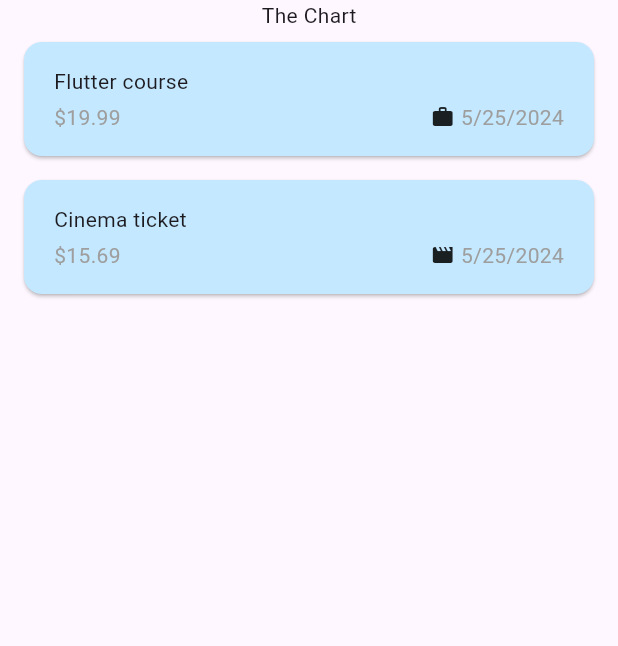
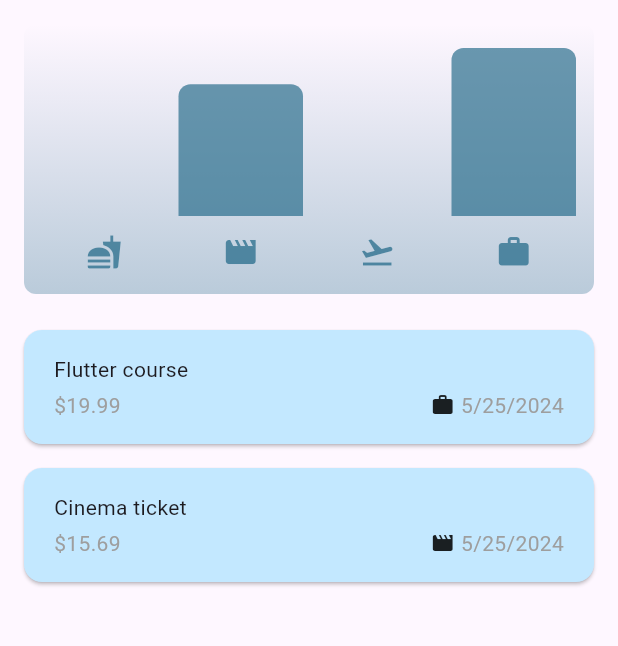
Before and after one commit to JuaniV2002/expenses_app, a Flutter app: the screen it shows after launch, on a phone screen of 412 x 824 dp, the part 84-730 px from its top. Run offline on Flutter 3.47's test engine with Material 3 defaults, Android fonts, the phone set to English and light mode, and no system bars.

Commit message:
chart widget created

```diff
--- a/lib/models/expense.dart
+++ b/lib/models/expense.dart
@@ -16,12 +16,12 @@ const categoryIcons = {
 };
 
 class Expense {
-  Expense(
-    {required this.title,
+  Expense({
+    required this.title,
     required this.amount,
     required this.date,
     required this.category,
-  }): id = uuid.v4();
+  }) : id = uuid.v4();
 
   final String id;
   final String title;
@@ -33,3 +33,28 @@ class Expense {
     return formatter.format(date);
   }
 }
+
+class ExpenseBucket {
+  ExpenseBucket({
+    required this.category,
+    required this.expenses,
+  });
+
+  ExpenseBucket.forCategory(List<Expense> allExpenses, this.category)
+      : expenses = allExpenses
+            .where((expense) => expense.category == category)
+            .toList();
+
+  final Category category;
+  final List<Expense> expenses;
+
+  double get totalExpenses {
+    double sum = 0;
+
+    for (final expense in expenses) {
+      sum += expense.amount;
+    }
+
+    return sum;
+  }
+}
--- /dev/null
+++ b/lib/widgets/chart/chart.dart
@@ -0,0 +1,95 @@
+import 'package:flutter/material.dart';
+
+import 'package:flutter_complete_guide/widgets/chart/chart_bar.dart';
+import 'package:flutter_complete_guide/models/expense.dart';
+
+class Chart extends StatelessWidget {
+  const Chart({super.key, required this.expenses});
+
+  final List<Expense> expenses;
+
+  List<ExpenseBucket> get buckets {
+    return [
+      ExpenseBucket.forCategory(expenses, Category.food),
+      ExpenseBucket.forCategory(expenses, Category.leisure),
+      ExpenseBucket.forCategory(expenses, Category.travel),
+      ExpenseBucket.forCategory(expenses, Category.work),
+    ];
+  }
+
+  double get maxTotalExpense {
+    double maxTotalExpense = 0;
+
+    for (final bucket in buckets) {
+      if (bucket.totalExpenses > maxTotalExpense) {
+        maxTotalExpense = bucket.totalExpenses;
+      }
+    }
+
+    return maxTotalExpense;
+  }
+
+  @override
+  Widget build(BuildContext context) {
+    final isDarkMode =
+        MediaQuery.of(context).platformBrightness == Brightness.dark;
+    return Container(
+      margin: const EdgeInsets.all(16),
+      padding: const EdgeInsets.symmetric(
+        vertical: 16,
+        horizontal: 8,
+      ),
+      width: double.infinity,
+      height: 180,
+      decoration: BoxDecoration(
+        borderRadius: BorderRadius.circular(8),
+        gradient: LinearGradient(
+          colors: [
+            Theme.of(context).colorScheme.primary.withOpacity(0.3),
+            Theme.of(context).colorScheme.primary.withOpacity(0.0)
+          ],
+          begin: Alignment.bottomCenter,
+          end: Alignment.topCenter,
+        ),
+      ),
+      child: Column(
+        children: [
+          Expanded(
+            child: Row(
+              crossAxisAlignment: CrossAxisAlignment.end,
+              children: [
+                for (final bucket in buckets) // alternative to map()
+                  ChartBar(
+                    fill: bucket.totalExpenses == 0
+                        ? 0
+                        : bucket.totalExpenses / maxTotalExpense,
+                  )
+              ],
+            ),
+          ),
+          const SizedBox(height: 12),
+          Row(
+            children: buckets
+                .map(
+                  (bucket) => Expanded(
+                    child: Padding(
+                      padding: const EdgeInsets.symmetric(horizontal: 4),
+                      child: Icon(
+                        categoryIcons[bucket.category],
+                        color: isDarkMode
+                            ? Theme.of(context).colorScheme.secondary
+                            : Theme.of(context)
+                                .colorScheme
+                                .primary
+                                .withOpacity(0.7),
+                      ),
+                    ),
+                  ),
+                )
+                .toList(),
+          )
+        ],
+      ),
+    );
+  }
+}
--- /dev/null
+++ b/lib/widgets/chart/chart_bar.dart
@@ -0,0 +1,34 @@
+import 'package:flutter/material.dart';
+
+class ChartBar extends StatelessWidget {
+  const ChartBar({
+    super.key,
+    required this.fill,
+  });
+
+  final double fill;
+
+  @override
+  Widget build(BuildContext context) {
+    final isDarkMode =
+        MediaQuery.of(context).platformBrightness == Brightness.dark;
+    return Expanded(
+      child: Padding(
+        padding: const EdgeInsets.symmetric(horizontal: 4),
+        child: FractionallySizedBox(
+          heightFactor: fill,
+          child: DecoratedBox(
+            decoration: BoxDecoration(
+              shape: BoxShape.rectangle,
+              borderRadius:
+                  const BorderRadius.vertical(top: Radius.circular(8)),
+              color: isDarkMode
+                  ? Theme.of(context).colorScheme.secondary
+                  : Theme.of(context).colorScheme.primary.withOpacity(0.65),
+            ),
+          ),
+        ),
+      ),
+    );
+  }
+}
--- a/lib/widgets/expenses.dart
+++ b/lib/widgets/expenses.dart
@@ -3,6 +3,7 @@ import 'package:flutter/material.dart';
 import 'package:flutter_complete_guide/widgets/expenses_list/expenses_list.dart';
 import 'package:flutter_complete_guide/models/expense.dart';
 import 'package:flutter_complete_guide/widgets/new_expense.dart';
+import 'package:flutter_complete_guide/widgets/chart/chart.dart';
 
 class Expenses extends StatefulWidget {
   const Expenses({super.key});
@@ -90,7 +91,7 @@ class _ExpenseState extends State<Expenses> {
       ),
       body: Column(
         children: [
-          const Text('The Chart'),
+          Chart(expenses: _registeredExpenses),
           Expanded(
             child: mainContent,
           ),
```
